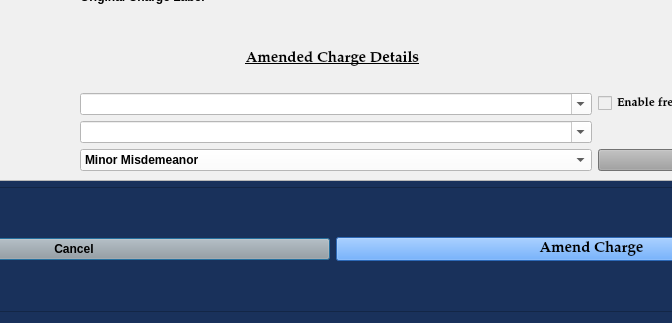
Before: the Qt Designer form package/views/ui/AmendChargeDialog.ui in HunterProgram22/MuniEntry, drawn with Qt 5; both pictures show x 203 to 875 and y 151 to 474 of the 1071 by 474 pixel window.
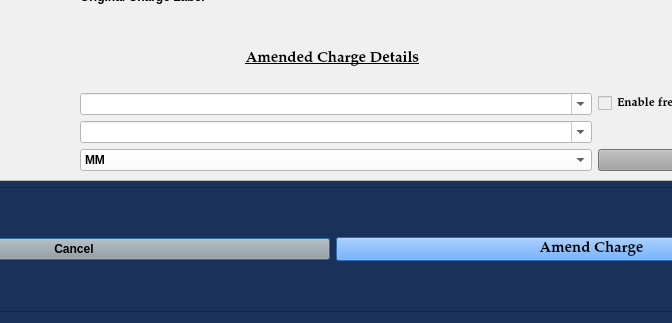
After: the same form once the commit is applied.

The edit to the form file:
```diff
--- a/package/views/ui/AmendChargeDialog.ui
+++ b/package/views/ui/AmendChargeDialog.ui
@@ -217,7 +217,7 @@
         </property>
         <item>
          <property name="text">
-          <string>Minor Misdemeanor</string>
+          <string>MM</string>
          </property>
         </item>
         <item>
```
Left out of the diff: 2 changed lines with no effect on the pictures.
